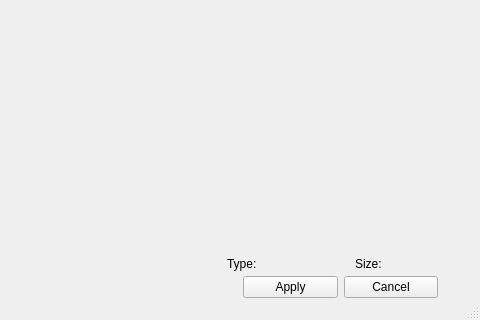
This is mainwindow.ui in mattykakes/qcvTouchUp as Qt 5 draws it before an edit; both pictures show x 339 to 819 and y 426 to 746 of the 819 by 746 pixel window. The edited form follows.
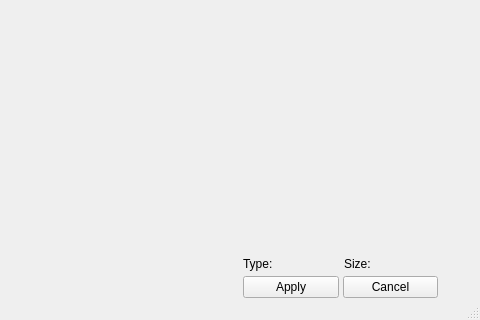
This is the edited form. Custom widgets are drawn as their Qt base class.

Diff of the .ui file:
```diff
--- a/mainwindow.ui
+++ b/mainwindow.ui
@@ -132,12 +132,12 @@
              <enum>Qt::Horizontal</enum>
             </property>
             <property name="sizeType">
-             <enum>QSizePolicy::Minimum</enum>
+             <enum>QSizePolicy::Preferred</enum>
             </property>
             <property name="sizeHint" stdset="0">
              <size>
-              <width>2</width>
-              <height>2</height>
+              <width>40</width>
+              <height>0</height>
              </size>
             </property>
            </spacer>
@@ -145,21 +145,21 @@
           <item>
            <widget class="QLabel" name="labelType">
             <property name="sizePolicy">
-             <sizepolicy hsizetype="Fixed" vsizetype="Fixed">
+             <sizepolicy hsizetype="Maximum" vsizetype="Maximum">
               <horstretch>0</horstretch>
               <verstretch>0</verstretch>
              </sizepolicy>
             </property>
             <property name="minimumSize">
              <size>
-              <width>100</width>
+              <width>75</width>
               <height>20</height>
              </size>
             </property>
             <property name="maximumSize">
              <size>
-              <width>100</width>
-              <height>20</height>
+              <width>150</width>
+              <height>30</height>
              </size>
             </property>
             <property name="text">
@@ -170,21 +170,21 @@
           <item>
            <widget class="QLabel" name="labelSize">
             <property name="sizePolicy">
-             <sizepolicy hsizetype="Fixed" vsizetype="Fixed">
+             <sizepolicy hsizetype="Maximum" vsizetype="Maximum">
               <horstretch>0</horstretch>
               <verstretch>0</verstretch>
              </sizepolicy>
             </property>
             <property name="minimumSize">
              <size>
-              <width>100</width>
+              <width>75</width>
               <height>20</height>
              </size>
             </property>
             <property name="maximumSize">
              <size>
-              <width>100</width>
-              <height>20</height>
+              <width>150</width>
+              <height>30</height>
              </size>
             </property>
             <property name="text">
@@ -202,7 +202,7 @@
             </property>
             <property name="sizeHint" stdset="0">
              <size>
-              <width>0</width>
+              <width>40</width>
               <height>0</height>
              </size>
             </property>
@@ -212,6 +212,9 @@
         </item>
         <item>
          <layout class="QHBoxLayout" name="horizontalLayoutSetChanges">
+          <property name="spacing">
+           <number>4</number>
+          </property>
           <item>
            <spacer name="horizontalSpacer_2">
             <property name="orientation">
@@ -231,11 +234,23 @@
           <item>
            <widget class="QPushButton" name="pushButtonApply">
             <property name="sizePolicy">
-             <sizepolicy hsizetype="Preferred" vsizetype="Fixed">
+             <sizepolicy hsizetype="Maximum" vsizetype="Fixed">
               <horstretch>0</horstretch>
               <verstretch>0</verstretch>
              </sizepolicy>
             </property>
+            <property name="minimumSize">
+             <size>
+              <width>60</width>
+              <height>0</height>
+             </size>
+            </property>
+            <property name="maximumSize">
+             <size>
+              <width>100</width>
+              <height>35</height>
+             </size>
+            </property>
             <property name="text">
              <string>Apply</string>
             </property>
@@ -244,11 +259,23 @@
           <item>
            <widget class="QPushButton" name="pushButtonCancel">
             <property name="sizePolicy">
-             <sizepolicy hsizetype="Preferred" vsizetype="Fixed">
+             <sizepolicy hsizetype="Maximum" vsizetype="Fixed">
               <horstretch>0</horstretch>
               <verstretch>0</verstretch>
              </sizepolicy>
             </property>
+            <property name="minimumSize">
+             <size>
+              <width>60</width>
+              <height>0</height>
+             </size>
+            </property>
+            <property name="maximumSize">
+             <size>
+              <width>100</width>
+              <height>16777215</height>
+             </size>
+            </property>
             <property name="text">
              <string>Cancel</string>
             </property>
@@ -260,7 +287,7 @@
              <enum>Qt::Horizontal</enum>
             </property>
             <property name="sizeType">
-             <enum>QSizePolicy::Preferred</enum>
+             <enum>QSizePolicy::Minimum</enum>
             </property>
             <property name="sizeHint" stdset="0">
              <size>
```
Left out of the diff: 8 changed lines with no effect on the pictures.
